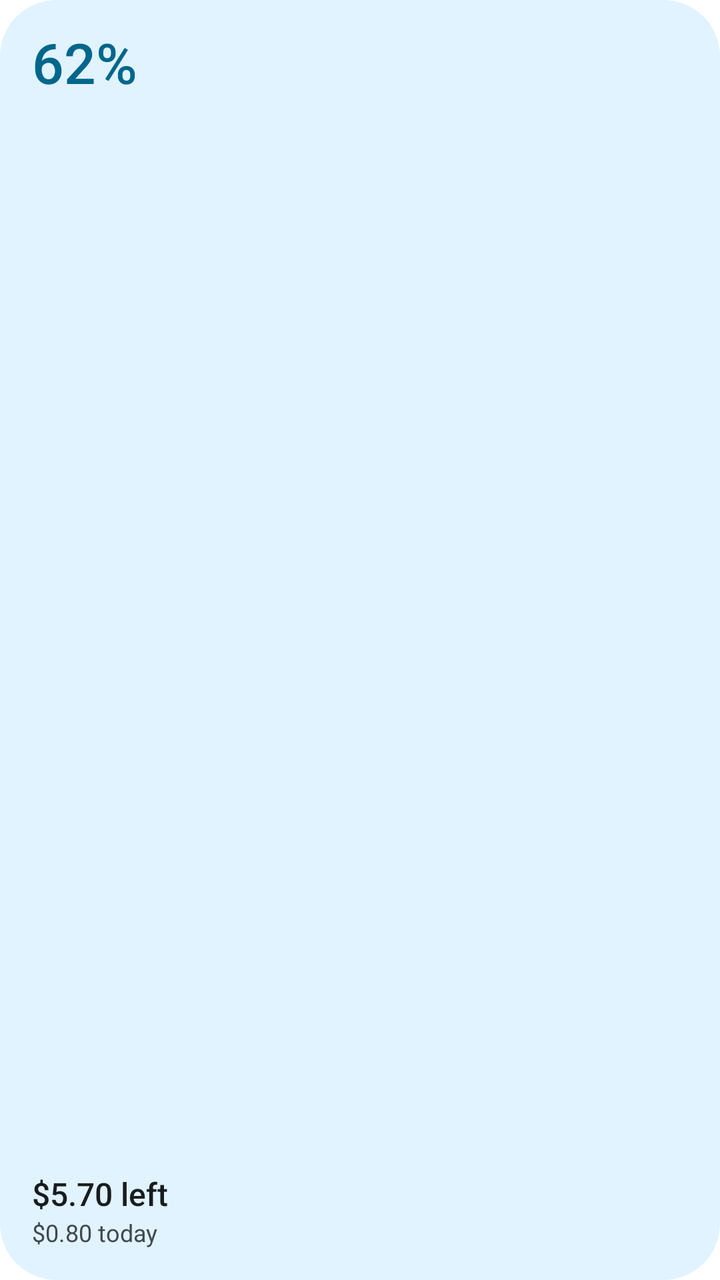
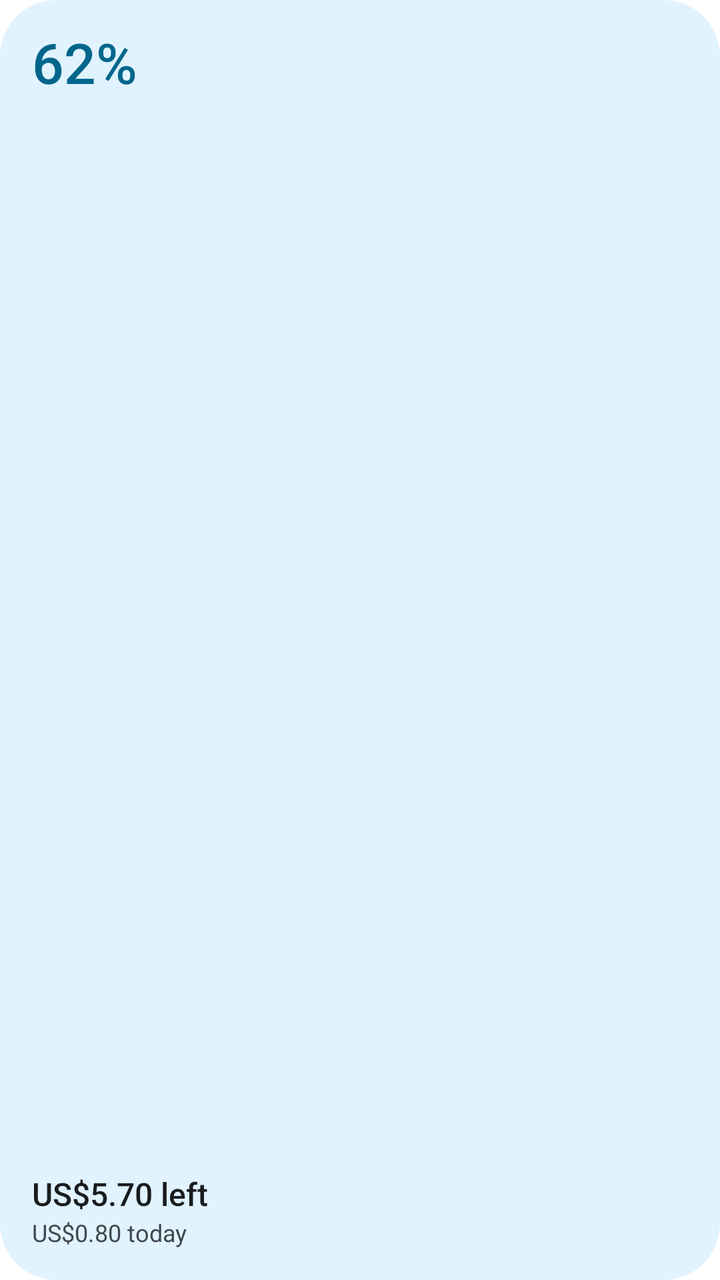

Before-and-after screenshots of an Android layout around one commit, followed by the original layout XML and the change that was made.
<!-- AndroidManifest.xml: fallback theme Theme.MaterialComponents.DayNight.NoActionBar -->
<!-- res/layout/preview_credits.xml -->
<?xml version="1.0" encoding="utf-8"?>
<LinearLayout xmlns:android="http://schemas.android.com/apk/res/android"
    android:id="@android:id/background"
    style="@style/WidgetRoot"
    android:layout_width="match_parent"
    android:layout_height="match_parent"
    android:orientation="vertical">
    <TextView style="@style/WidgetText.Big" android:layout_width="wrap_content" android:layout_height="wrap_content"
        android:text="62%" android:textColor="@color/widget_primary" android:textSize="28sp" />
    <FrameLayout android:layout_width="match_parent" android:layout_height="0dp" android:layout_weight="1" />
    <TextView style="@style/WidgetText.Title" android:layout_width="match_parent" android:layout_height="wrap_content"
        android:text="$5.70 left" android:textSize="16sp" />
    <TextView style="@style/WidgetText.Second" android:layout_width="match_parent" android:layout_height="wrap_content"
        android:layout_marginTop="3dp" android:text="$0.80 today" />
</LinearLayout>
<!-- resources referenced by this layout -->
<resources>
  <color name="widget_primary">#7A3FA8</color>
  <style name="WidgetRoot">
          <item name="android:background">@drawable/widget_bg</item>
          <item name="android:padding">@dimen/widget_padding</item>
          <item name="android:clipToOutline">true</item>
      </style>
  <style name="WidgetText.Big">
          <item name="android:textSize">34sp</item>
          <item name="android:fontFamily">sans-serif-medium</item>
          <item name="android:fontFeatureSettings">tnum</item>
      </style>
  <style name="WidgetText.Second">
          <item name="android:textColor">@color/widget_fg2</item>
          <item name="android:textSize">12sp</item>
      </style>
  <style name="WidgetText.Title">
          <item name="android:textSize">15sp</item>
          <item name="android:fontFamily">sans-serif-medium</item>
      </style>
  <!-- drawable widget_bg (drawable) -->
  <?xml version="1.0" encoding="utf-8"?>
  <shape xmlns:android="http://schemas.android.com/apk/res/android" android:shape="rectangle">
      <solid android:color="@color/widget_bg" />
      <corners android:radius="@dimen/widget_radius" />
  </shape>
  <dimen name="widget_padding">14dp</dimen>
  <color name="widget_fg2">#5D5866</color>
  <color name="widget_bg">#FFFFFF</color>
  <dimen name="widget_radius">16dp</dimen>
</resources>

<!-- the commit's change to res/layout/preview_credits.xml (unified diff, before → after) -->
@@ -9,7 +9,7 @@
         android:text="62%" android:textColor="@color/widget_primary" android:textSize="28sp" />
     <FrameLayout android:layout_width="match_parent" android:layout_height="0dp" android:layout_weight="1" />
     <TextView style="@style/WidgetText.Title" android:layout_width="match_parent" android:layout_height="wrap_content"
-        android:text="$5.70 left" android:textSize="16sp" />
+        android:text="@string/widget_sample_credits_left" android:textSize="16sp" />
     <TextView style="@style/WidgetText.Second" android:layout_width="match_parent" android:layout_height="wrap_content"
-        android:layout_marginTop="3dp" android:text="$0.80 today" />
+        android:layout_marginTop="3dp" android:text="@string/widget_sample_spent_today" />
 </LinearLayout>
<!-- resource entries referenced after the edit -->
@@ -1,6 +1,8 @@
 <!-- resources referenced by this layout -->
 <resources>
   <color name="widget_primary">#7A3FA8</color>
+  <string name="widget_sample_credits_left">US$5.70 left</string>
+  <string name="widget_sample_spent_today">US$0.80 today</string>
   <style name="WidgetRoot">
           <item name="android:background">@drawable/widget_bg</item>
           <item name="android:padding">@dimen/widget_padding</item>
